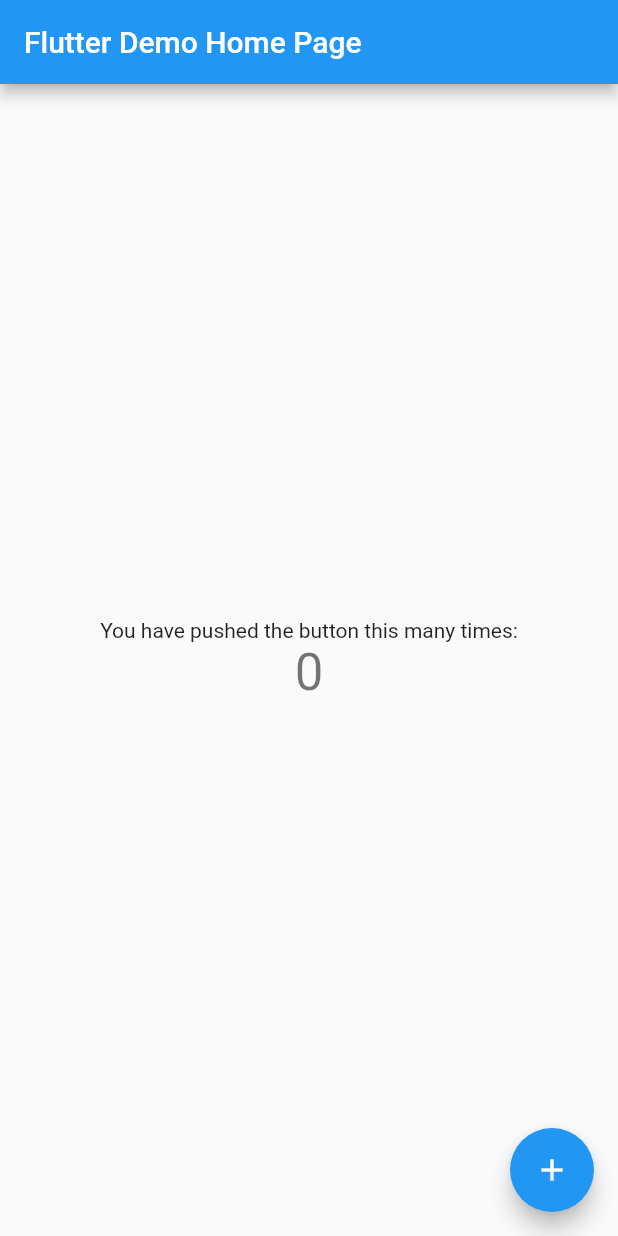
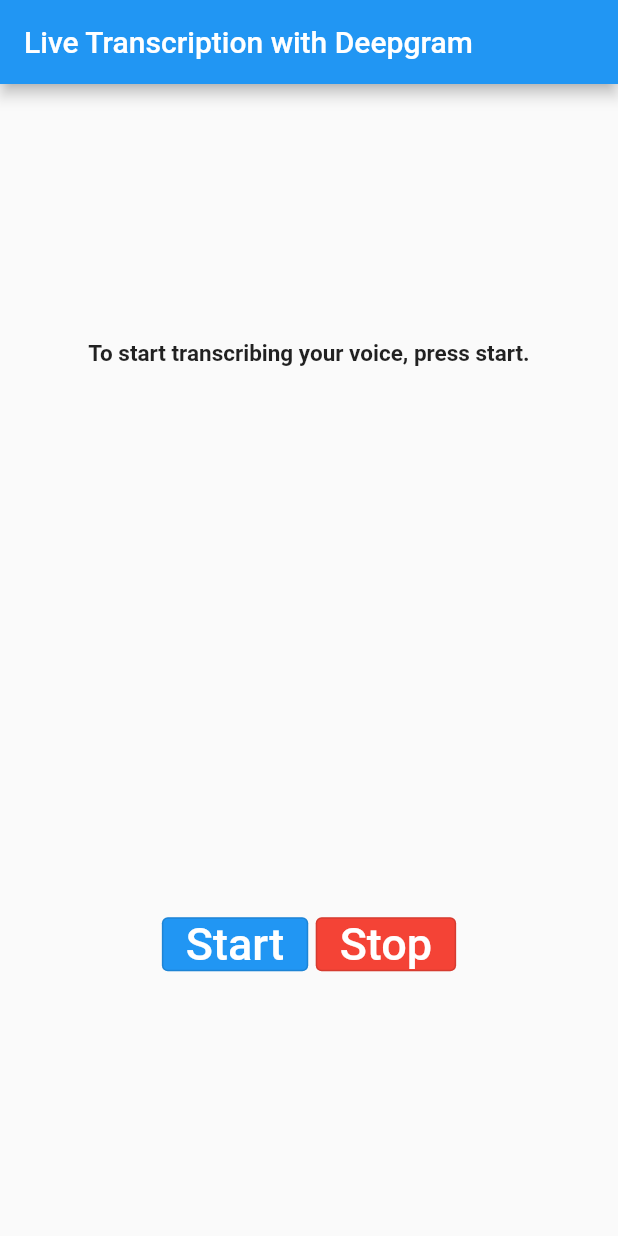
Before and after one commit to Masato0405/deepgram_test, a Flutter app: the screen it shows after launch, on a phone screen of 412 x 824 dp. Run offline on Flutter 3.47's test engine with Material 2 defaults, Android fonts, the phone set to English and light mode, and no system bars; our stand-ins replace permission_handler; missing offline and left inert: sound_stream.

Commit message:
implement ui

```diff
--- a/lib/main.dart
+++ b/lib/main.dart
@@ -1,115 +1,99 @@
 import 'package:flutter/material.dart';
+import 'dart:async';
+import 'dart:convert';
+import 'package:sound_stream/sound_stream.dart';
+import 'package:web_socket_channel/io.dart';
+import 'package:permission_handler/permission_handler.dart';
+
+const serverUrl = 'wss://api.deepgram.com/v1/listen?encoding=linear16&sample_rate=16000&language=en-GB';
+const apikey = '';
 
 void main() {
-  runApp(const MyApp());
+  runApp(MyHomePage());
 }
 
-class MyApp extends StatelessWidget {
-  const MyApp({super.key});
-
-  // This widget is the root of your application.
-  @override
-  Widget build(BuildContext context) {
-    return MaterialApp(
-      title: 'Flutter Demo',
-      theme: ThemeData(
-        // This is the theme of your application.
-        //
-        // Try running your application with "flutter run". You'll see the
-        // application has a blue toolbar. Then, without quitting the app, try
-        // changing the primarySwatch below to Colors.green and then invoke
-        // "hot reload" (press "r" in the console where you ran "flutter run",
-        // or simply save your changes to "hot reload" in a Flutter IDE).
-        // Notice that the counter didn't reset back to zero; the application
-        // is not restarted.
-        primarySwatch: Colors.blue,
-      ),
-      home: const MyHomePage(title: 'Flutter Demo Home Page'),
-    );
-  }
-}
 
 class MyHomePage extends StatefulWidget {
-  const MyHomePage({super.key, required this.title});
-
-  // This widget is the home page of your application. It is stateful, meaning
-  // that it has a State object (defined below) that contains fields that affect
-  // how it looks.
-
-  // This class is the configuration for the state. It holds the values (in this
-  // case the title) provided by the parent (in this case the App widget) and
-  // used by the build method of the State. Fields in a Widget subclass are
-  // always marked "final".
-
-  final String title;
+  const MyHomePage({super.key});
 
   @override
   State<MyHomePage> createState() => _MyHomePageState();
 }
 
 class _MyHomePageState extends State<MyHomePage> {
-  int _counter = 0;
+  String myText = "To start transcribing your voice, press start.";
 
-  void _incrementCounter() {
+  void updateText(newText) {
     setState(() {
-      // This call to setState tells the Flutter framework that something has
-      // changed in this State, which causes it to rerun the build method below
-      // so that the display can reflect the updated values. If we changed
-      // _counter without calling setState(), then the build method would not be
-      // called again, and so nothing would appear to happen.
-      _counter++;
+      myText = myText + ' ' + newText;
+    });
+  }
+
+  void resetText() {
+    setState(() {
+      myText = '';
     });
   }
 
   @override
   Widget build(BuildContext context) {
-    // This method is rerun every time setState is called, for instance as done
-    // by the _incrementCounter method above.
-    //
-    // The Flutter framework has been optimized to make rerunning build methods
-    // fast, so that you can just rebuild anything that needs updating rather
-    // than having to individually change instances of widgets.
-    return Scaffold(
+    return MaterialApp(
+      home: Scaffold(
         appBar: AppBar(
-        // Here we take the value from the MyHomePage object that was created by
-        // the App.build method, and use it to set our appbar title.
-        title: Text(widget.title),
+          title: const Text('Live Transcription with Deepgram'),
         ),
-      body: Center(
-        // Center is a layout widget. It takes a single child and positions it
-        // in the middle of the parent.
-        child: Column(
-          // Column is also a layout widget. It takes a list of children and
-          // arranges them vertically. By default, it sizes itself to fit its
-          // children horizontally, and tries to be as tall as its parent.
-          //
-          // Invoke "debug painting" (press "p" in the console, choose the
-          // "Toggle Debug Paint" action from the Flutter Inspector in Android
-          // Studio, or the "Toggle Debug Paint" command in Visual Studio Code)
-          // to see the wireframe for each widget.
-          //
-          // Column has various properties to control how it sizes itself and
-          // how it positions its children. Here we use mainAxisAlignment to
-          // center the children vertically; the main axis here is the vertical
-          // axis because Columns are vertical (the cross axis would be
-          // horizontal).
+        body: Column(
+          mainAxisAlignment: MainAxisAlignment.spaceEvenly,
+          children: [
+            Row(
+              children: <Widget>[
+                Expanded(
+                  flex: 3,
+                  child: SizedBox(
+                    width: 150,
+                    child: Text(
+                     myText,
+                      textAlign: TextAlign.center,
+                      overflow: TextOverflow.ellipsis,
+                      maxLines: 50,
+                      style: const TextStyle(
+                        fontWeight: FontWeight.bold, fontSize: 15
+                      ),
+                    ),
+                  ),
+                )
+              ],
+            ),
+            const SizedBox(height: 20,),
+            Center(
+              child: Row(
                 mainAxisAlignment: MainAxisAlignment.center,
                 children: <Widget>[
-            const Text(
-              'You have pushed the button this many times:',
+                  OutlinedButton(
+                    style: ButtonStyle(
+                      backgroundColor: MaterialStateProperty.all<Color>(Colors.blue),
+                      foregroundColor: MaterialStateProperty.all<Color>(Colors.white),
                     ),
-            Text(
-              '$_counter',
-              style: Theme.of(context).textTheme.headline4,
+                    onPressed: (){
+                      updateText('');
+                    },
+                    child: const Text('Start', style: TextStyle(fontSize: 30),),
+                  ),
+                  SizedBox(width: 5,),
+                  OutlinedButton(
+                    style: ButtonStyle(
+                      backgroundColor: MaterialStateProperty.all<Color>(Colors.red),
+                      foregroundColor: MaterialStateProperty.all<Color>(Colors.white),
+                    ),
+                    onPressed: (){},
+                    child: const Text('Stop', style: TextStyle(fontSize: 30),),
                   ),
                 ],
               ),
+            )
+          ],
         ),
-      floatingActionButton: FloatingActionButton(
-        onPressed: _incrementCounter,
-        tooltip: 'Increment',
-        child: const Icon(Icons.add),
-      ), // This trailing comma makes auto-formatting nicer for build methods.
+      )
     );
   }
 }
--- a/pubspec.yaml
+++ b/pubspec.yaml
@@ -31,6 +31,9 @@
 dependencies:
   flutter:
     sdk: flutter
+  web_socket_channel: ^2.2.0
+  sound_stream: ^0.3.0
+  permission_handler: ^10.0.1
 
 
   # The following adds the Cupertino Icons font to your application.
```
Also changed, not shown: pubspec.lock, 8 other files. Lines whose indentation alone changed are shown as unchanged.
